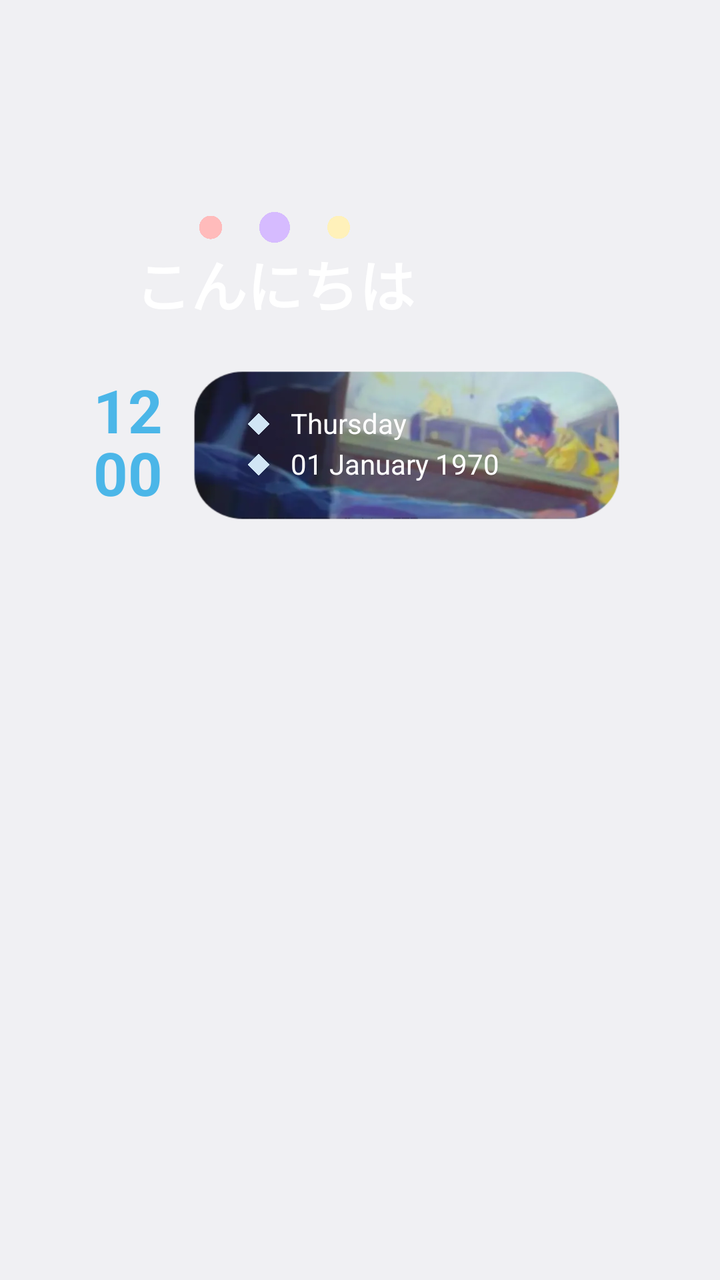
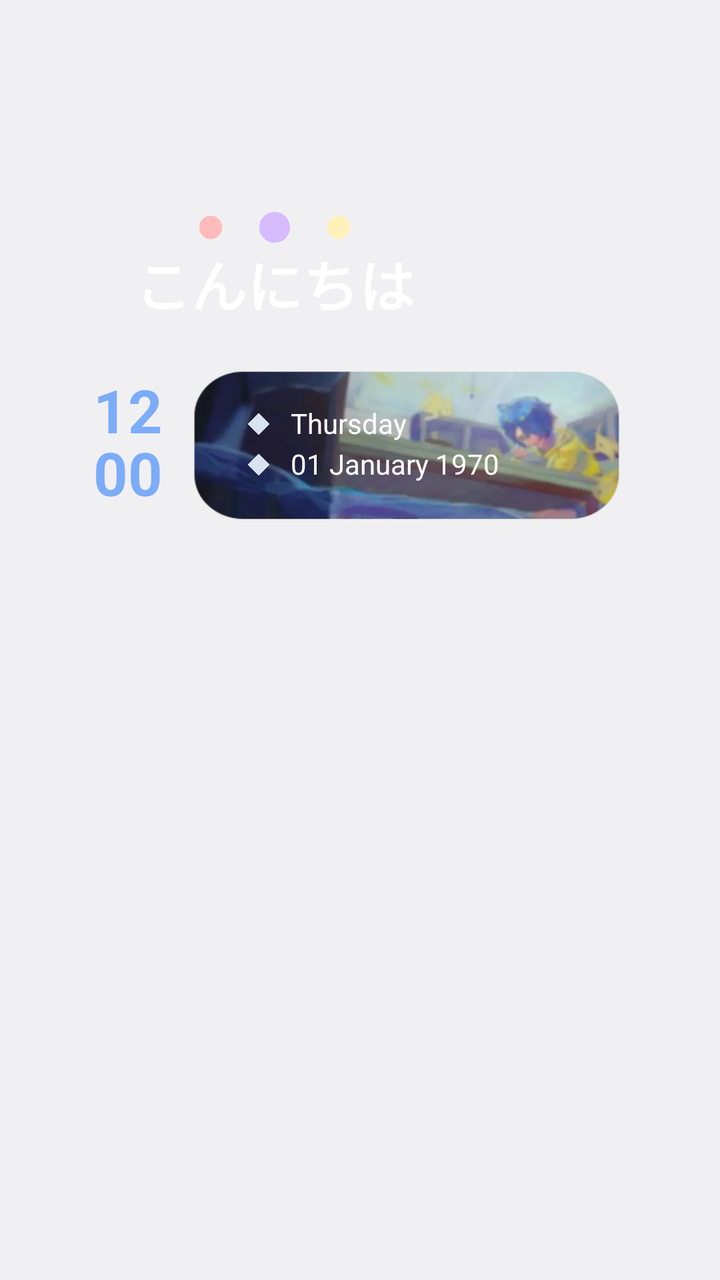

Two renders of the same Android screen: before a commit and after it. Below are the layout's source before the change and the commit's diff.
<!-- AndroidManifest.xml: application theme android:Theme.DeviceDefault.Light.NoActionBar -->
<!-- res/layout/zclock_ls_30.xml -->
<?xml version="1.0" encoding="utf-8"?>
<LinearLayout xmlns:android="http://schemas.android.com/apk/res/android"
    xmlns:tools="http://schemas.android.com/tools"
    android:layout_width="match_parent"
    android:layout_height="wrap_content"
    android:layout_gravity="center|top"
    android:gravity="center|top"
    android:orientation="vertical">

    <LinearLayout
        android:layout_width="match_parent"
        android:layout_height="360dp"
        android:layout_gravity="center"
        android:gravity="center"
        android:orientation="vertical"
        tools:ignore="UselessParent">

        <LinearLayout
            android:layout_width="wrap_content"
            android:layout_height="wrap_content"
            android:gravity="center"
            android:orientation="horizontal">

            <LinearLayout
                android:layout_width="wrap_content"
                android:layout_height="wrap_content"
                android:orientation="vertical">

                <LinearLayout
                    android:layout_width="wrap_content"
                    android:layout_height="wrap_content"
                    android:layout_gravity="top|center"
                    android:orientation="horizontal">

                    <View
                        android:layout_width="12dp"
                        android:layout_height="12dp"
                        android:layout_gravity="center"
                        android:layout_marginStart="25dp"
                        android:background="@drawable/lockscreen_clock_30_red_dot" />

                    <View
                        android:layout_width="16dp"
                        android:layout_height="16dp"
                        android:layout_gravity="center"
                        android:layout_marginHorizontal="18dp"
                        android:background="@drawable/lockscreen_clock_30_violet_dot" />

                    <View
                        android:layout_width="12dp"
                        android:layout_height="12dp"
                        android:layout_gravity="center"
                        android:layout_marginEnd="25dp"
                        android:background="@drawable/lockscreen_clock_30_yellow_dot" />

                </LinearLayout>

                <TextView
                    android:layout_width="wrap_content"
                    android:layout_height="wrap_content"
                    android:layout_gravity="center"
                    android:gravity="center"
                    android:includeFontPadding="false"
                    android:tag="text1|nolineheight"
                    android:text="こんにちは"
                    android:textColor="#FFFFFF"
                    android:textSize="28sp"
                    android:textStyle="bold" />

            </LinearLayout>

            <ImageView
                android:layout_width="73dp"
                android:layout_height="73dp"
                android:layout_gravity="center"
                android:layout_marginStart="12dp"
                android:importantForAccessibility="no"
                android:src="@drawable/lockscreen_clock_30_logo"
                android:tag="profile_picture" />

        </LinearLayout>

        <LinearLayout
            android:layout_width="wrap_content"
            android:layout_height="wrap_content"
            android:layout_marginTop="12dp"
            android:orientation="horizontal">

            <LinearLayout
                android:layout_width="wrap_content"
                android:layout_height="wrap_content"
                android:layout_gravity="start|center"
                android:layout_marginEnd="12dp"
                android:orientation="vertical">

                <TextClock
                    android:layout_width="wrap_content"
                    android:layout_height="wrap_content"
                    android:format12Hour="hh"
                    android:format24Hour="HH"
                    android:includeFontPadding="false"
                    android:tag="accent1|nolineheight"
                    android:textColor="@android:color/system_accent1_300"
                    android:textSize="30sp"
                    android:textStyle="bold" />

                <TextClock
                    android:layout_width="wrap_content"
                    android:layout_height="wrap_content"
                    android:layout_marginTop="-4dp"
                    android:format12Hour="mm"
                    android:format24Hour="mm"
                    android:includeFontPadding="false"
                    android:tag="accent1"
                    android:textColor="@android:color/system_accent1_300"
                    android:textSize="30sp"
                    android:textStyle="bold" />

            </LinearLayout>

            <LinearLayout
                android:layout_width="220dp"
                android:layout_height="80dp"
                android:layout_gravity="start|center"
                android:background="@drawable/lockscreen_clock_30_content_bg"
                android:gravity="start|center"
                android:orientation="vertical"
                android:paddingHorizontal="28dp"
                android:tag="custom_image1">

                <LinearLayout
                    android:layout_width="wrap_content"
                    android:layout_height="wrap_content"
                    android:gravity="start|center"
                    android:orientation="horizontal">

                    <View
                        android:layout_width="8dp"
                        android:layout_height="8dp"
                        android:layout_marginStart="4dp"
                        android:layout_marginEnd="12dp"
                        android:background="@android:color/system_accent2_100"
                        android:rotation="45"
                        android:tag="accent2" />

                    <TextClock
                        android:layout_width="wrap_content"
                        android:layout_height="wrap_content"
                        android:format12Hour="EEEE"
                        android:format24Hour="EEEE"
                        android:includeFontPadding="false"
                        android:tag="text1|nolineheight"
                        android:textColor="#FFFFFF" />

                </LinearLayout>

                <LinearLayout
                    android:layout_width="wrap_content"
                    android:layout_height="wrap_content"
                    android:layout_marginTop="4dp"
                    android:gravity="start|center"
                    android:orientation="horizontal">

                    <View
                        android:layout_width="8dp"
                        android:layout_height="8dp"
                        android:layout_marginStart="4dp"
                        android:layout_marginEnd="12dp"
                        android:background="@android:color/system_accent2_100"
                        android:rotation="45"
                        android:tag="accent2" />

                    <TextClock
                        android:layout_width="wrap_content"
                        android:layout_height="wrap_content"
                        android:format12Hour="dd MMMM yyyy"
                        android:format24Hour="dd MMMM yyyy"
                        android:includeFontPadding="false"
                        android:tag="text1"
                        android:textColor="#FFFFFF" />

                </LinearLayout>
            </LinearLayout>
        </LinearLayout>
    </LinearLayout>
</LinearLayout>
<!-- resources referenced by this layout -->
<resources>
  <!-- drawable lockscreen_clock_30_content_bg: webp bitmap (drawable, 9948 bytes) -->
  <!-- drawable lockscreen_clock_30_logo: webp bitmap (drawable, 31181 bytes) -->
  <!-- drawable lockscreen_clock_30_red_dot: webp bitmap (drawable, 5690 bytes) -->
  <!-- drawable lockscreen_clock_30_violet_dot: webp bitmap (drawable, 5474 bytes) -->
  <!-- drawable lockscreen_clock_30_yellow_dot: webp bitmap (drawable, 5176 bytes) -->
</resources>

<!-- the commit's change to res/layout/zclock_ls_30.xml (unified diff, before → after) -->
@@ -100,7 +100,7 @@
                     android:format24Hour="HH"
                     android:includeFontPadding="false"
                     android:tag="accent1|nolineheight"
-                    android:textColor="@android:color/system_accent1_300"
+                    android:textColor="@color/zc_accent1_300"
                     android:textSize="30sp"
                     android:textStyle="bold" />
 
@@ -112,7 +112,7 @@
                     android:format24Hour="mm"
                     android:includeFontPadding="false"
                     android:tag="accent1"
-                    android:textColor="@android:color/system_accent1_300"
+                    android:textColor="@color/zc_accent1_300"
                     android:textSize="30sp"
                     android:textStyle="bold" />
 
@@ -139,7 +139,7 @@
                         android:layout_height="8dp"
                         android:layout_marginStart="4dp"
                         android:layout_marginEnd="12dp"
-                        android:background="@android:color/system_accent2_100"
+                        android:background="@color/zc_accent2_100"
                         android:rotation="45"
                         android:tag="accent2" />
 
@@ -166,7 +166,7 @@
                         android:layout_height="8dp"
                         android:layout_marginStart="4dp"
                         android:layout_marginEnd="12dp"
-                        android:background="@android:color/system_accent2_100"
+                        android:background="@color/zc_accent2_100"
                         android:rotation="45"
                         android:tag="accent2" />
 
<!-- resource entries referenced after the edit -->
@@ -1,5 +1,7 @@
 <!-- resources referenced by this layout -->
 <resources>
+  <color name="zc_accent1_300">#FF7CACF8</color>
+  <color name="zc_accent2_100">#FFD9E2F1</color>
   <!-- drawable lockscreen_clock_30_content_bg: webp bitmap (drawable, 9948 bytes) -->
   <!-- drawable lockscreen_clock_30_logo: webp bitmap (drawable, 31181 bytes) -->
   <!-- drawable lockscreen_clock_30_red_dot: webp bitmap (drawable, 5690 bytes) -->
